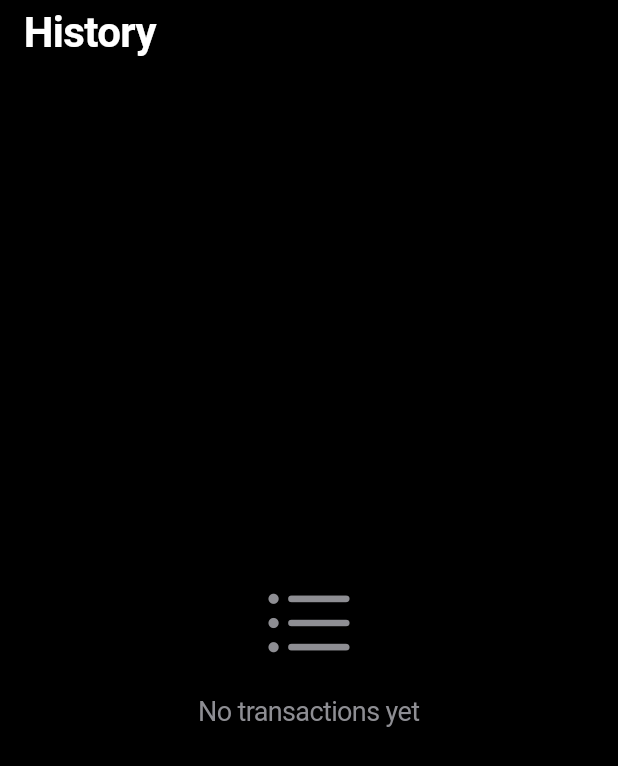
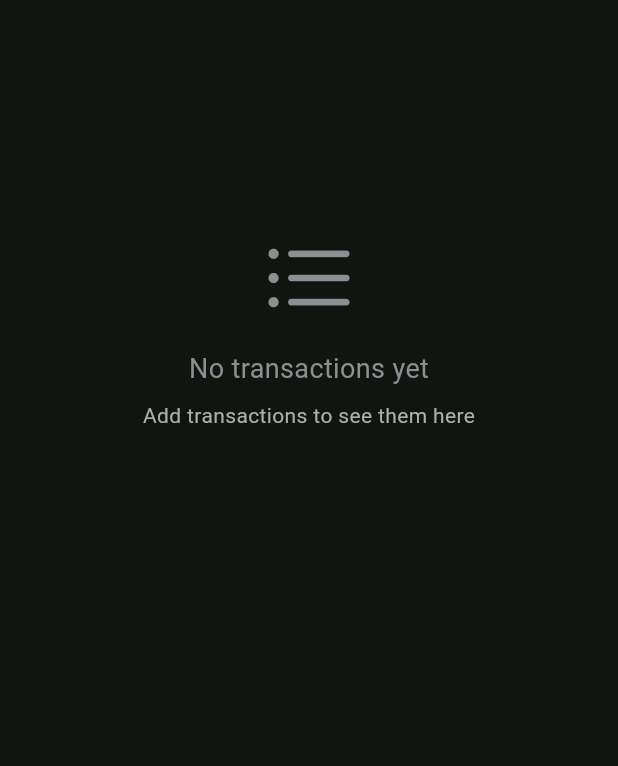
Before and after one commit to KonnoHaruto/ocr_budget_app, a Flutter app: the HistoryScreen widget shown alone on an empty page, opened directly, on a phone screen of 412 x 824 dp. Shown: the top 766 px of the screen. Run offline on Flutter 3.47's test engine with Material 3 defaults, Android fonts, the phone set to English and light mode, and no system bars; our stand-ins replace cloud_firestore, firebase_auth, firebase_core, flutter_hooks, flutter_native_splash, flutter_riverpod and 3 more; accounts and stored records are empty.

```diff
--- a/lib/src/features/budget/presentation/screens/history_screen.dart
+++ b/lib/src/features/budget/presentation/screens/history_screen.dart
@@ -6,30 +6,29 @@ import '../widgets/recent_transactions.dart';
 class HistoryScreen extends ConsumerWidget {
   const HistoryScreen({super.key});
 
+  Future<void> _onRefresh(WidgetRef ref) async {
+    ref.invalidate(transactionControllerProvider);
+    await ref.read(transactionControllerProvider.future);
+  }
+
   @override
   Widget build(BuildContext context, WidgetRef ref) {
     final transactionsState = ref.watch(transactionControllerProvider);
 
-    return CupertinoPageScaffold(
-      backgroundColor: CupertinoColors.black,
-      navigationBar: const CupertinoNavigationBar(
-        backgroundColor: CupertinoColors.black,
-        border: null,
-        leading: Text(
-          'History',
-          style: TextStyle(
-            fontSize: 28,
-            fontWeight: FontWeight.w700,
-            color: CupertinoColors.white,
+    return CustomScrollView(
+      slivers: [
+        CupertinoSliverRefreshControl(
+          onRefresh: () => _onRefresh(ref),
         ),
-        ),
-      ),
-      child: SafeArea(
-        child: Padding(
-          padding: const EdgeInsets.all(16),
-          child: transactionsState.when(
+        SliverPadding(
+          padding: const EdgeInsets.all(20),
+          sliver: SliverList(
+            delegate: SliverChildListDelegate([
+              transactionsState.when(
                 data: (transactions) => transactions.isEmpty
-                ? const Center(
+                    ? SizedBox(
+                        height: 400,
+                        child: const Center(
                           child: Column(
                             mainAxisAlignment: MainAxisAlignment.center,
                             children: [
@@ -46,14 +45,28 @@ class HistoryScreen extends ConsumerWidget {
                                   color: CupertinoColors.systemGrey,
                                 ),
                               ),
+                              SizedBox(height: 8),
+                              Text(
+                                'Add transactions to see them here',
+                                style: TextStyle(
+                                  fontSize: 14,
+                                  color: CupertinoColors.systemGrey2,
+                                ),
+                              ),
                             ],
+                          ),
                         ),
                       )
                     : RecentTransactions(transactions: transactions),
-            loading: () => const Center(
+                loading: () => SizedBox(
+                  height: 200,
+                  child: const Center(
                     child: CupertinoActivityIndicator(color: CupertinoColors.white),
                   ),
-            error: (error, stack) => Center(
+                ),
+                error: (error, stack) => SizedBox(
+                  height: 200,
+                  child: Center(
                     child: Text(
                       'Error: $error',
                       style: const TextStyle(color: CupertinoColors.systemRed),
@@ -61,7 +74,10 @@ class HistoryScreen extends ConsumerWidget {
                   ),
                 ),
               ),
+            ]),
           ),
+        ),
+      ],
     );
   }
 }
```
Also changed, not shown: lib/src/features/budget/presentation/screens/transaction_edit_sheet.dart (added, +253 -0 lines), lib/src/features/budget/presentation/widgets/recent_transactions.dart (+36 -12 lines). Lines whose indentation alone changed are shown as unchanged.
